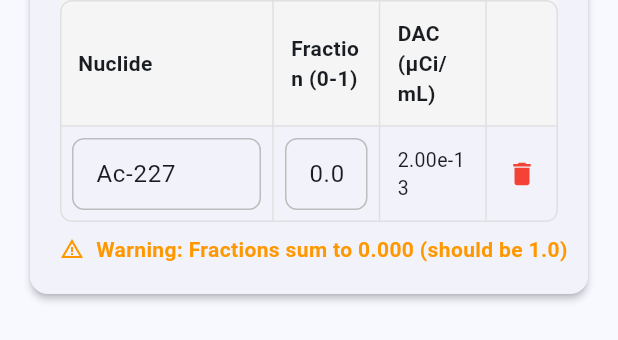
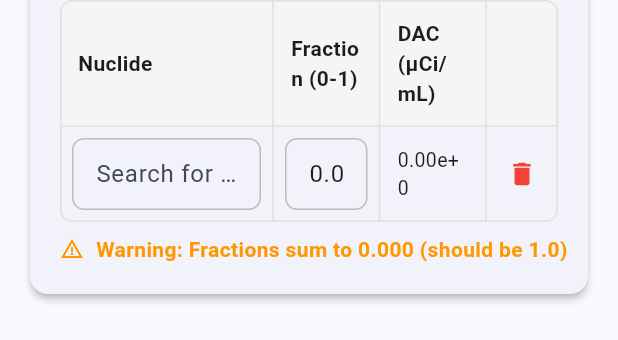
Before and after one commit to yellowjacketjc1/Dose-Estimate, a Flutter app: the ContainmentTab widget shown alone on an empty page, opened directly, on a phone screen of 412 x 824 dp. Shown: the part 783-1123 px from the top of the screen. Run offline on Flutter 3.47's test engine with Material 3 defaults, Android fonts, the light colour scheme and no system bars; our stand-ins replace file_picker, pdf, printing; missing offline and left inert: dart:html.

Commit message:
feat: Implement tab state persistence for Containment, improve nuclide search initialization, and enhance tab bar UI with updated styling.

```diff
--- a/lib/containment.dart
+++ b/lib/containment.dart
@@ -111,7 +111,10 @@ class ContainmentTab extends StatefulWidget {
   State<ContainmentTab> createState() => _ContainmentTabState();
 }
 
-class _ContainmentTabState extends State<ContainmentTab> {
+class _ContainmentTabState extends State<ContainmentTab> with AutomaticKeepAliveClientMixin {
+  @override
+  bool get wantKeepAlive => true;
+
   // Controllers
   final TextEditingController totalActivityController = TextEditingController();
   final TextEditingController volumeController = TextEditingController(text: '2.0E8');
@@ -158,6 +161,7 @@ class _ContainmentTabState extends State<ContainmentTab> {
     faController.text = selectedConfinement!.defaultFa.toString();
     frController.text = selectedForm!.defaultFr.toString();
 
+    // Add initial row with empty search placeholder
     addNuclideRow();
   }
 
@@ -179,11 +183,11 @@ class _ContainmentTabState extends State<ContainmentTab> {
 
   void addNuclideRow() {
     setState(() {
-      final defaultName = NuclideData.dacValues.keys.first;
+      // Start with empty name so placeholder shows
       sourceTerm.add(NuclideMixEntry(
-        name: defaultName,
+        name: '',
         fraction: 0.0,
-        dac: NuclideData.dacValues[defaultName] ?? 0.0
+        dac: 0.0
       ));
     });
     calculate();
@@ -322,6 +326,8 @@ class _ContainmentTabState extends State<ContainmentTab> {
 
   @override
   Widget build(BuildContext context) {
+    super.build(context); // Required for AutomaticKeepAliveClientMixin
+
     double totalFraction = sourceTerm.fold(0.0, (sum, e) => sum + e.fraction);
     bool fractionError = (totalFraction - 1.0).abs() > 0.001;
 
@@ -542,7 +548,7 @@ class _ContainmentTabState extends State<ContainmentTab> {
                                         decoration: const InputDecoration(
                                           contentPadding: EdgeInsets.symmetric(horizontal: 12, vertical: 12),
                                           border: OutlineInputBorder(),
-                                          hintText: 'Search...'
+                                          hintText: 'Search for radionuclide'
                                         ),
                                         onFieldSubmitted: (_) => onFieldSubmitted(),
                                       );
```
Also changed, not shown: lib/main.dart (+52 -26 lines).
